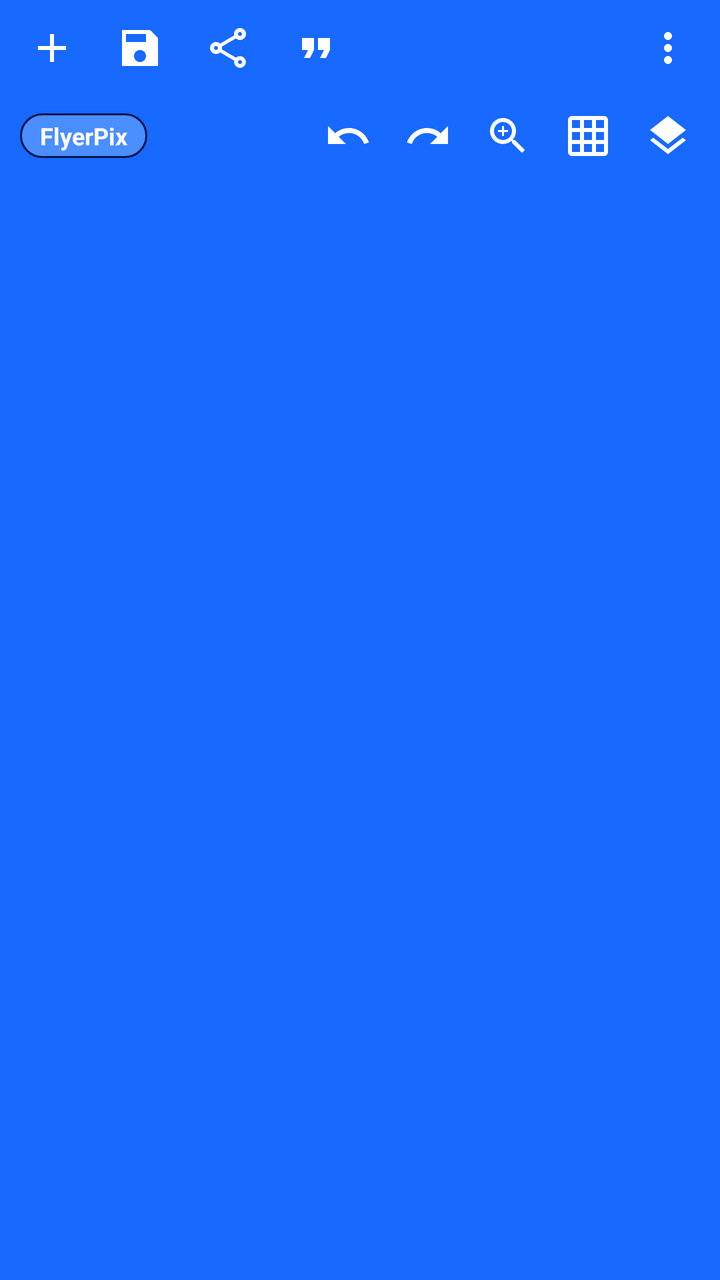
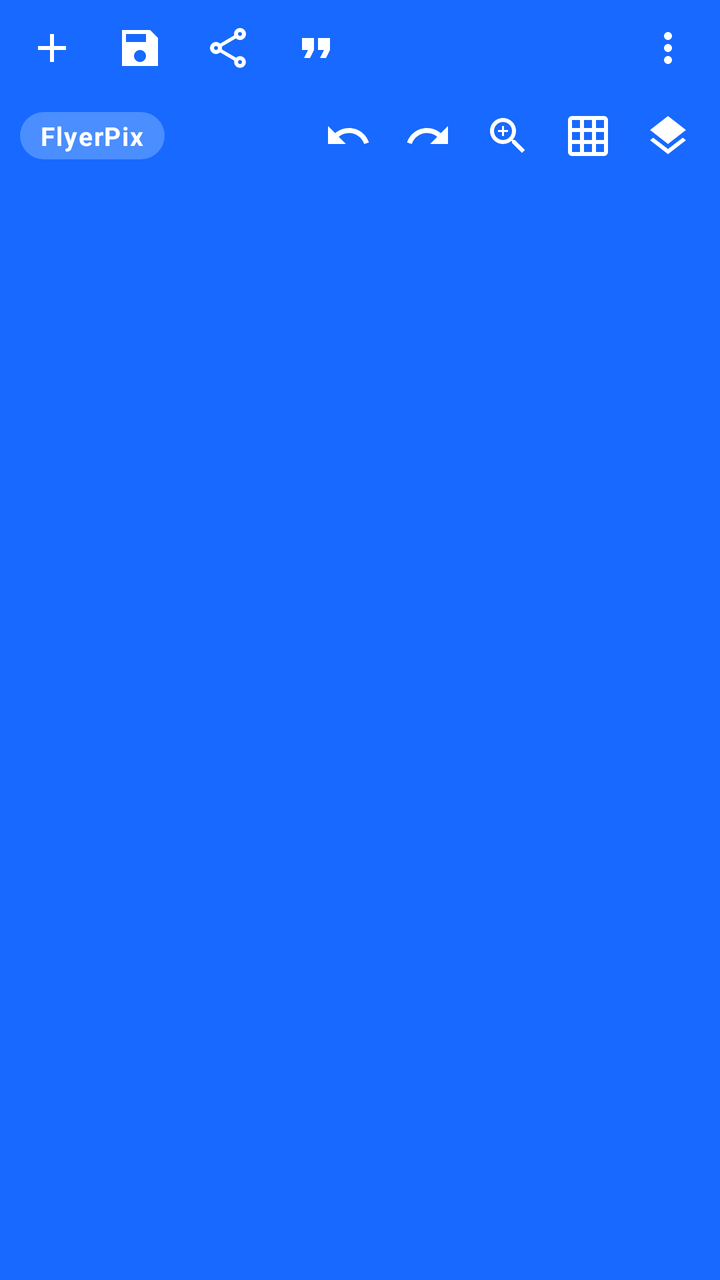

Screens rendered from an Android XML layout before and after an edit, with the pre-edit source and the edit as a unified diff.
<!-- AndroidManifest.xml: application theme AppTheme -->
<!-- res/layout/layout_authentic_top_bar.xml -->
<?xml version="1.0" encoding="utf-8"?>
<LinearLayout xmlns:android="http://schemas.android.com/apk/res/android"
    xmlns:app="http://schemas.android.com/apk/res-auto"
    android:id="@+id/authenticTopBarContainer"
    android:layout_width="match_parent"
    android:layout_height="wrap_content"
    android:background="@color/header_primary"
    android:elevation="6dp"
    android:orientation="vertical">

    
    <LinearLayout
        android:id="@+id/topBarRow1"
        android:layout_width="match_parent"
        android:layout_height="48dp"
        android:background="@color/header_primary"
        android:gravity="center_vertical"
        android:orientation="horizontal"
        android:paddingHorizontal="4dp">

        <ImageButton
            android:id="@+id/btnTopAdd"
            android:layout_width="44dp"
            android:layout_height="44dp"
            android:background="?attr/selectableItemBackgroundBorderless"
            android:contentDescription="Tambah Objek"
            android:src="@drawable/ic_add_24px"
            app:tint="@android:color/white" />

        <ImageButton
            android:id="@+id/btnTopSave"
            android:layout_width="44dp"
            android:layout_height="44dp"
            android:background="?attr/selectableItemBackgroundBorderless"
            android:contentDescription="Simpan"
            android:src="@drawable/ic_sharp_save_24px"
            app:tint="@android:color/white" />

        <ImageButton
            android:id="@+id/btnTopShare"
            android:layout_width="44dp"
            android:layout_height="44dp"
            android:background="?attr/selectableItemBackgroundBorderless"
            android:contentDescription="Bagikan"
            android:src="@drawable/ic_outline_share_24px"
            app:tint="@android:color/white" />

        <ImageButton
            android:id="@+id/btnTopQuotes"
            android:layout_width="44dp"
            android:layout_height="44dp"
            android:background="?attr/selectableItemBackgroundBorderless"
            android:contentDescription="Kutipan"
            android:src="@drawable/ic_format_quote_24px"
            app:tint="@android:color/white" />

        <View
            android:layout_width="0dp"
            android:layout_height="1dp"
            android:layout_weight="1" />

        <ImageButton
            android:id="@+id/btnTopOverflow"
            android:layout_width="44dp"
            android:layout_height="44dp"
            android:background="?attr/selectableItemBackgroundBorderless"
            android:contentDescription="Menu Lainnya"
            android:src="@drawable/ic_more_vert_24px"
            app:tint="@android:color/white" />
    </LinearLayout>

    
    <LinearLayout
        android:id="@+id/topBarRow2"
        android:layout_width="match_parent"
        android:layout_height="40dp"
        android:background="@color/header_primary"
        android:gravity="center_vertical"
        android:orientation="horizontal"
        android:paddingHorizontal="6dp">

        <TextView
            android:id="@+id/tvPixelLabBadge"
            android:layout_width="wrap_content"
            android:layout_height="wrap_content"
            android:layout_marginStart="4dp"
            android:background="@drawable/bg_pixellab_badge"
            android:text="FlyerPix"
            android:textColor="@android:color/white"
            android:textSize="12sp"
            android:textStyle="bold" />

        
        <ImageButton
            android:id="@+id/btnTopEditText"
            android:layout_width="40dp"
            android:layout_height="40dp"
            android:layout_marginStart="4dp"
            android:background="?attr/selectableItemBackgroundBorderless"
            android:contentDescription="Edit Text"
            android:src="@drawable/ic_edit_24px"
            android:visibility="gone"
            app:tint="@android:color/white" />

        
        <ImageButton
            android:id="@+id/btnTopDeleteText"
            android:layout_width="40dp"
            android:layout_height="40dp"
            android:background="?attr/selectableItemBackgroundBorderless"
            android:contentDescription="Delete Text"
            android:src="@drawable/ic_delete_24px"
            android:visibility="gone"
            app:tint="@android:color/white" />

        <View
            android:layout_width="0dp"
            android:layout_height="1dp"
            android:layout_weight="1" />

        <ImageButton
            android:id="@+id/btnTopUndo"
            android:layout_width="40dp"
            android:layout_height="40dp"
            android:background="?attr/selectableItemBackgroundBorderless"
            android:contentDescription="Undo"
            android:src="@drawable/ic_sharp_undo_24px"
            app:tint="@android:color/white" />

        <ImageButton
            android:id="@+id/btnTopRedo"
            android:layout_width="40dp"
            android:layout_height="40dp"
            android:background="?attr/selectableItemBackgroundBorderless"
            android:contentDescription="Redo"
            android:src="@drawable/ic_sharp_redo_24px"
            app:tint="@android:color/white" />

        <LinearLayout
            android:id="@+id/topZoomControls"
            android:layout_width="wrap_content"
            android:layout_height="40dp"
            android:gravity="center_vertical"
            android:orientation="horizontal">

            <ImageButton
                android:id="@+id/btnTopZoom"
                android:layout_width="40dp"
                android:layout_height="40dp"
                android:background="?attr/selectableItemBackgroundBorderless"
                android:contentDescription="Buka kontrol zoom"
                android:src="@drawable/ic_zoom_in_24px"
                app:tint="@android:color/white" />

            <ImageButton
                android:id="@+id/btnTopZoomOut"
                android:layout_width="40dp"
                android:layout_height="40dp"
                android:background="?attr/selectableItemBackgroundBorderless"
                android:contentDescription="Perkecil zoom canvas"
                android:src="@drawable/ic_zoom_out_24px"
                android:visibility="gone"
                app:tint="@android:color/white" />

            <TextView
                android:id="@+id/tvTopZoomLabel"
                android:layout_width="52dp"
                android:layout_height="28dp"
                android:layout_marginStart="4dp"
                android:layout_marginEnd="4dp"
                android:background="@drawable/bg_pixellab_badge"
                android:gravity="center"
                android:text="100%"
                android:textColor="@android:color/white"
                android:textSize="11sp"
                android:textStyle="bold"
                android:visibility="gone" />

            <ImageButton
                android:id="@+id/btnTopZoomIn"
                android:layout_width="40dp"
                android:layout_height="40dp"
                android:background="?attr/selectableItemBackgroundBorderless"
                android:contentDescription="Perbesar zoom canvas"
                android:src="@drawable/ic_zoom_in_24px"
                android:visibility="gone"
                app:tint="@android:color/white" />
        </LinearLayout>

        <ImageButton
            android:id="@+id/btnTopGrid"
            android:layout_width="40dp"
            android:layout_height="40dp"
            android:background="?attr/selectableItemBackgroundBorderless"
            android:contentDescription="Grid"
            android:src="@drawable/ic_grid_on_24px"
            app:tint="@android:color/white" />

        <ImageButton
            android:id="@+id/btnTopLayers"
            android:layout_width="40dp"
            android:layout_height="40dp"
            android:background="?attr/selectableItemBackgroundBorderless"
            android:contentDescription="Layers"
            android:src="@drawable/ic_layers_24px"
            app:tint="@android:color/white" />
    </LinearLayout>

</LinearLayout>
<!-- resources referenced by this layout -->
<resources>
  <color name="header_primary">#1769FF</color>
  <!-- drawable bg_pixellab_badge (drawable) -->
  <?xml version="1.0" encoding="utf-8"?>
  <shape xmlns:android="http://schemas.android.com/apk/res/android"
      android:shape="rectangle">
      <solid android:color="@color/header_secondary" />
      <corners android:radius="14dp" />
      <stroke
          android:width="1dp"
          android:color="@color/brand_navy" />
      <padding
          android:left="10dp"
          android:top="3dp"
          android:right="10dp"
          android:bottom="3dp" />
  </shape>
  <!-- drawable ic_add_24px (drawable) -->
  <vector xmlns:android="http://schemas.android.com/apk/res/android"
      android:width="24dp"
      android:height="24dp"
      android:viewportWidth="24"
      android:viewportHeight="24">
    <path
        android:fillColor="@android:color/white"
        android:pathData="M19,13h-6v6h-2v-6H5v-2h6V5h2v6h6v2z"/>
  </vector>
  <!-- drawable ic_format_quote_24px (drawable) -->
  <vector xmlns:android="http://schemas.android.com/apk/res/android"
      android:width="24dp"
      android:height="24dp"
      android:viewportWidth="24"
      android:viewportHeight="24">
    <path
        android:fillColor="@android:color/white"
        android:pathData="M6,17h3l2,-4V7H5v6h3zm8,0h3l2,-4V7h-6v6h3z"/>
  </vector>
  <color name="header_secondary">#4A8EFF</color>
  <color name="brand_navy">#07164F</color>
  <color name="white">#fff</color>
  <color name="black">#000</color>
  <color name="brand_blue">#1769FF</color>
  <color name="gray">#616161</color>
  <style name="AppBottomNavigation" parent="Widget.MaterialComponents.BottomNavigationView.Colored">
  
      </style>
  <style name="AppButton" parent="Widget.MaterialComponents.Button.UnelevatedButton">
          <item name="strokeColor">@color/brand_blue</item>
          <item name="strokeWidth">1dp</item>
          <item name="android:textColor">@color/brand_blue</item>
      </style>
  <style name="ButtonText" parent="TextAppearance.MaterialComponents.Button">
          <item name="fontFamily">@font/raleway_semibold</item>
      </style>
  <style name="Body1Text" parent="TextAppearance.MaterialComponents.Body1">
          <item name="fontFamily">@font/raleway_semibold</item>
      </style>
  <style name="Body2Text" parent="TextAppearance.MaterialComponents.Body2">
          <item name="fontFamily">@font/raleway_semibold</item>
      </style>
  <style name="CaptionText" parent="TextAppearance.MaterialComponents.Caption">
          <item name="fontFamily">@font/raleway_semibold</item>
      </style>
  <style name="Headline4Text" parent="TextAppearance.MaterialComponents.Headline6">
          <item name="fontFamily">@font/raleway_semibold</item>
      </style>
  <style name="Headline5Text" parent="TextAppearance.MaterialComponents.Headline6">
          <item name="fontFamily">@font/raleway_semibold</item>
      </style>
  <style name="Headline6Text" parent="TextAppearance.MaterialComponents.Headline6">
          <item name="fontFamily">@font/raleway_semibold</item>
      </style>
  <style name="AppFloatingActionButton" parent="Widget.MaterialComponents.FloatingActionButton">
          <item name="shapeAppearanceOverlay">@style/FloatingActionButton</item>
      </style>
  <style name="SmallComponent" parent="ShapeAppearance.MaterialComponents.SmallComponent">
          <item name="cornerFamily">cut</item>
          <item name="cornerSize">0dp</item>
      </style>
  <style name="MediumComponent" parent="ShapeAppearance.MaterialComponents.MediumComponent">
          <item name="cornerFamily">cut</item>
          <item name="cornerSize">0dp</item>
      </style>
  <style name="LargeComponent" parent="ShapeAppearance.MaterialComponents.LargeComponent">
          <item name="cornerFamily">cut</item>
          <item name="cornerSize">0dp</item>
      </style>
  <style name="FloatingActionButton" parent="ShapeAppearanceOverlay.MaterialComponents.FloatingActionButton">
      </style>
  <!-- unchanged entries left out for length: 13 -->
</resources>

<!-- the commit's change to res/layout/layout_authentic_top_bar.xml (unified diff, before → after) -->
@@ -87,8 +87,9 @@
             android:background="@drawable/bg_pixellab_badge"
             android:text="FlyerPix"
             android:textColor="@android:color/white"
-            android:textSize="12sp"
-            android:textStyle="bold" />
+            android:textSize="13sp"
+            android:textStyle="bold"
+            android:letterSpacing="0.05" />
 
         
         <ImageButton
<!-- resource entries referenced after the edit -->
@@ -7,9 +7,6 @@
       android:shape="rectangle">
       <solid android:color="@color/header_secondary" />
       <corners android:radius="14dp" />
-      <stroke
-          android:width="1dp"
-          android:color="@color/brand_navy" />
       <padding
           android:left="10dp"
           android:top="3dp"
